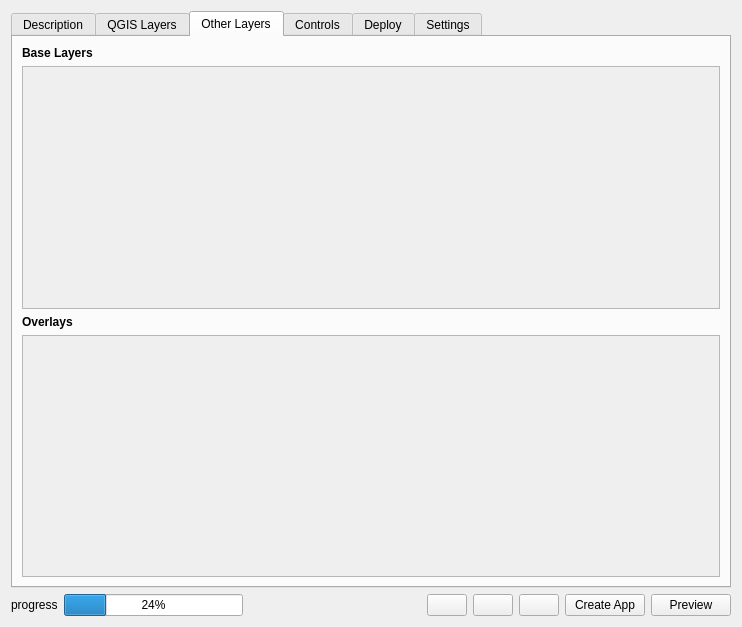
This is webappbuilder/ui_maindialog.ui in planetfederal/qgis-webappbuilder-plugin as Qt 5 draws it before an edit. The edited form follows.
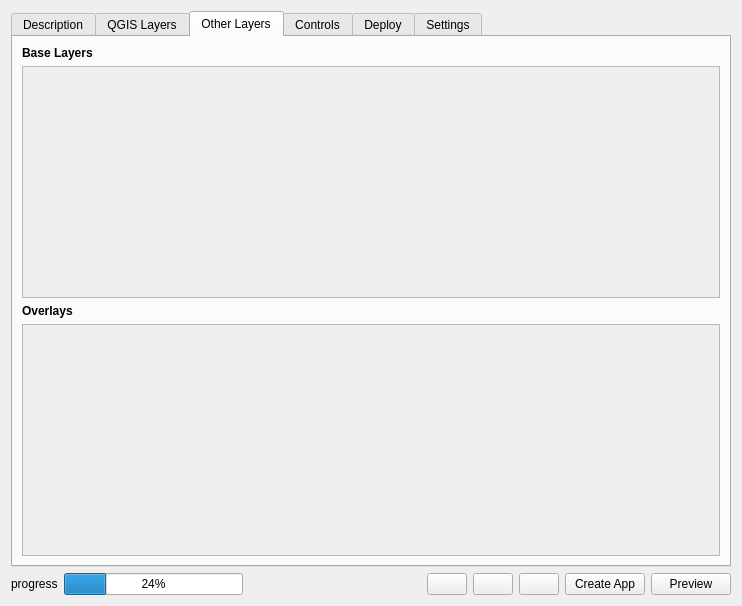
This is the edited form. The open tabs and pages were chosen to show the change. Icons and pictures are not drawn.

Commit message: fixed initial size of main dialog

Patch:
```diff
--- a/webappbuilder/ui_maindialog.ui
+++ b/webappbuilder/ui_maindialog.ui
@@ -7,7 +7,7 @@
     <x>0</x>
     <y>0</y>
     <width>742</width>
-    <height>627</height>
+    <height>606</height>
    </rect>
   </property>
   <property name="windowTitle">
@@ -259,7 +259,7 @@
             <x>0</x>
             <y>0</y>
             <width>698</width>
-            <height>243</height>
+            <height>232</height>
            </rect>
           </property>
           <property name="sizePolicy">
@@ -290,7 +290,7 @@
             <x>0</x>
             <y>0</y>
             <width>698</width>
-            <height>242</height>
+            <height>232</height>
            </rect>
           </property>
           <property name="sizePolicy">
```
Left out of the diff: 4 changed lines with no effect on the pictures. The commit also changes 1 other file.
